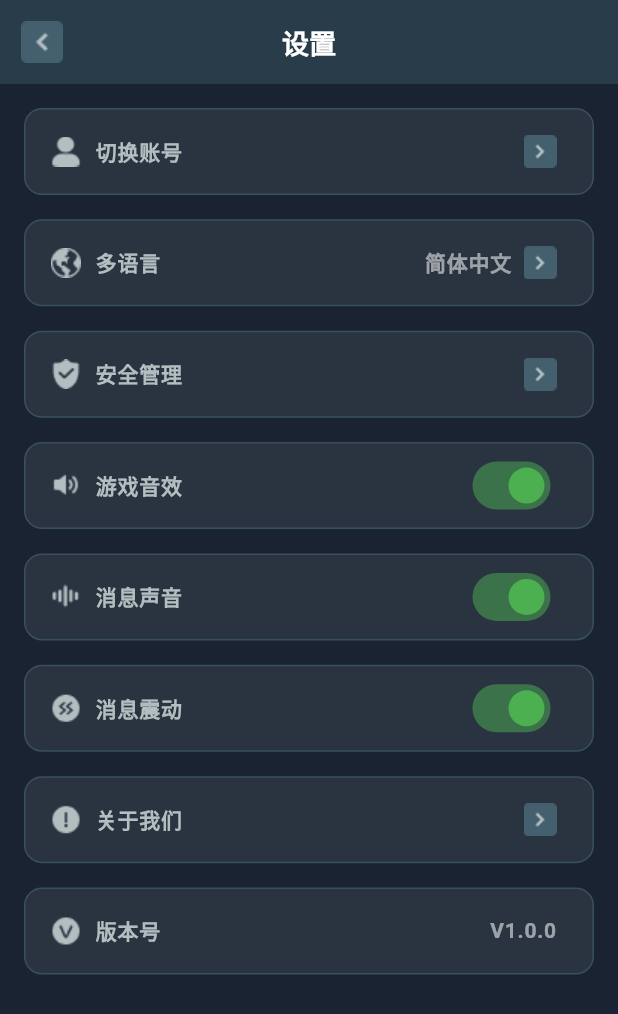
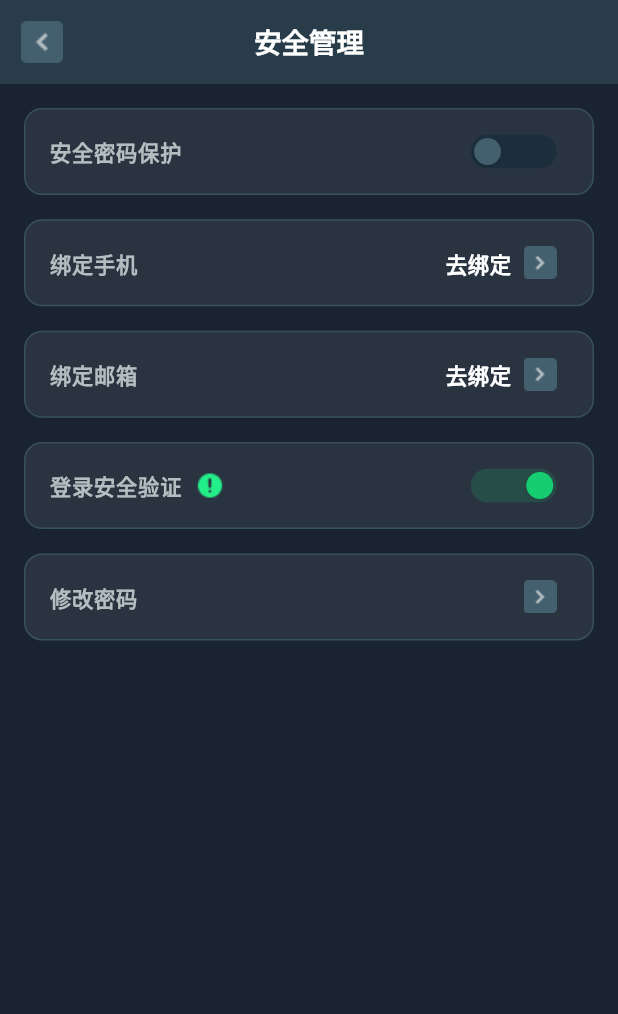
Before and after one commit to wtfkmnl/roomcard-app, a Flutter app: the SettingPage screen opened by its route, after a tap on "安全管理", on a phone screen of 412 x 824 dp. Shown: the top 1014 px of the screen. Run offline on Flutter 3.47's test engine with Material 3 defaults, Android fonts, the phone set to English and light mode, and no system bars; our stand-ins replace cached_network_image, convert, decimal, device_info_plus, event_bus, flutter_cache_manager and 14 more; missing offline and left inert: flutter_inappwebview, gallery_saver_plus; accounts and stored records are empty; Roboto replaces fonts that are missing (regular).

Commit message:
安全设置

```diff
--- /dev/null
+++ b/lib/pages/my/safe_manager/safe_manager_binding.dart
@@ -0,0 +1,10 @@
+import 'package:get/get.dart';
+import 'safe_manager_logic.dart';
+
+class SafeManagerBinding extends Bindings {
+  @override
+  void dependencies() {
+    /// 注册SafeManagerLogic控制器
+    Get.lazyPut(() => SafeManagerLogic());
+  }
+}
--- /dev/null
+++ b/lib/pages/my/safe_manager/safe_manager_logic.dart
@@ -0,0 +1,89 @@
+import 'package:get/get.dart';
+import 'package:roomcard/base/base_controller.dart';
+import 'safe_manager_state.dart';
+
+class SafeManagerLogic extends BaseController<SafeManagerState> {
+  @override
+  SafeManagerState initState() {
+    return SafeManagerState();
+  }
+
+  @override
+  void onInit() {
+    super.onInit();
+    _loadSecuritySettings();
+  }
+
+  /// 加载安全设置
+  void _loadSecuritySettings() {
+    // TODO: 从服务器或本地存储加载安全设置
+    // 这里使用模拟数据
+    state.passwordProtection.value = false;
+    state.phoneBinding.value = '去绑定';
+    state.emailBinding.value = '去绑定';
+    state.loginSecurityVerification.value = true;
+  }
+
+  /// 安全密码保护开关切换
+  void onPasswordProtectionToggle(bool value) {
+    state.passwordProtection.value = value;
+    print('安全密码保护: $value');
+    // TODO: 保存设置到服务器
+  }
+
+  /// 绑定手机点击
+  void onPhoneBindingTap() {
+    print('绑定手机');
+    // TODO: 实现手机绑定功能
+    _showPhoneBindingDialog();
+  }
+
+  /// 绑定邮箱点击
+  void onEmailBindingTap() {
+    print('绑定邮箱');
+    // TODO: 实现邮箱绑定功能
+    _showEmailBindingDialog();
+  }
+
+  /// 登录安全验证开关切换
+  void onLoginSecurityVerificationToggle(bool value) {
+    state.loginSecurityVerification.value = value;
+    print('登录安全验证: $value');
+    // TODO: 保存设置到服务器
+  }
+
+  /// 修改密码点击
+  void onChangePasswordTap() {
+    print('修改密码');
+    // TODO: 实现修改密码功能
+    _showChangePasswordDialog();
+  }
+
+  /// 安全验证说明图标点击
+  void onSecurityTipTap() {
+    state.showSecurityTipDialog.value = true;
+  }
+
+  /// 隐藏安全验证说明弹窗
+  void hideSecurityTipDialog() {
+    state.showSecurityTipDialog.value = false;
+  }
+
+  /// 显示手机绑定对话框
+  void _showPhoneBindingDialog() {
+    // TODO: 实现手机绑定对话框
+    Get.snackbar('提示', '手机绑定功能开发中...');
+  }
+
+  /// 显示邮箱绑定对话框
+  void _showEmailBindingDialog() {
+    // TODO: 实现邮箱绑定对话框
+    Get.snackbar('提示', '邮箱绑定功能开发中...');
+  }
+
+  /// 显示修改密码对话框
+  void _showChangePasswordDialog() {
+    // TODO: 实现修改密码对话框
+    Get.snackbar('提示', '修改密码功能开发中...');
+  }
+}
--- /dev/null
+++ b/lib/pages/my/safe_manager/safe_manager_state.dart
@@ -0,0 +1,23 @@
+import 'package:roomcard/base/base_state.dart';
+import 'package:get/get.dart';
+
+class SafeManagerState extends BaseState with StateAutoManager {
+  /// 安全密码保护开关
+  final passwordProtection = false.obs;
+
+  /// 绑定手机状态
+  final phoneBinding = '去绑定'.obs;
+
+  /// 绑定邮箱状态
+  final emailBinding = '去绑定'.obs;
+
+  /// 登录安全验证开关
+  final loginSecurityVerification = true.obs;
+
+  /// 安全验证说明弹窗显示状态
+  final showSecurityTipDialog = false.obs;
+
+  SafeManagerState() {
+    /// Initialize variables
+  }
+}
--- /dev/null
+++ b/lib/pages/my/safe_manager/safe_manager_view.dart
@@ -0,0 +1,328 @@
+import 'package:flutter/material.dart';
+import 'package:flutter_screenutil/flutter_screenutil.dart';
+import 'package:get/get.dart';
+import '../../../r.dart';
+import '../../../widgets/custom_switch.dart';
+import 'safe_manager_logic.dart';
+
+class SafeManagerPage extends StatelessWidget {
+  SafeManagerPage({super.key});
+
+  final GlobalKey _tipIconKey = GlobalKey();
+
+  @override
+  Widget build(BuildContext context) {
+    final logic = Get.find<SafeManagerLogic>();
+    final state = logic.state;
+
+    return Scaffold(
+      backgroundColor: const Color(0xFF1A2332),
+      appBar: AppBar(
+        title: Text(
+          '安全管理',
+          style: TextStyle(
+            color: Colors.white,
+            fontSize: 18.sp,
+            fontWeight: FontWeight.w600,
+          ),
+        ),
+        backgroundColor: Color(0xFF283D49),
+        elevation: 0,
+        centerTitle: true,
+        leading: IconButton(
+          icon: Image.asset(R.assetsIconArrowBack),
+          onPressed: () => Get.back(),
+        ),
+      ),
+      body: Stack(
+        children: [
+          ListView(
+            padding: const EdgeInsets.all(16),
+            children: [
+              // 安全密码保护
+              Obx(
+                () => _buildSwitchItem(
+                  title: '安全密码保护',
+                  value: state.passwordProtection.value,
+                  onChanged: logic.onPasswordProtectionToggle,
+                ),
+              ),
+
+              16.verticalSpace,
+
+              // 绑定手机
+              Obx(
+                () => _buildMenuItem(
+                  title: '绑定手机',
+                  value: state.phoneBinding.value,
+                  onTap: logic.onPhoneBindingTap,
+                  showArrow: true,
+                ),
+              ),
+
+              16.verticalSpace,
+
+              // 绑定邮箱
+              Obx(
+                () => _buildMenuItem(
+                  title: '绑定邮箱',
+                  value: state.emailBinding.value,
+                  onTap: logic.onEmailBindingTap,
+                  showArrow: true,
+                ),
+              ),
+
+              16.verticalSpace,
+
+              // 登录安全验证
+              Obx(
+                () => _buildSwitchItemWithIndicator(
+                  title: '登录安全验证',
+                  value: state.loginSecurityVerification.value,
+                  onChanged: logic.onLoginSecurityVerificationToggle,
+                  onTipTap: logic.onSecurityTipTap,
+                  tipIconKey: _tipIconKey,
+                ),
+              ),
+
+              16.verticalSpace,
+
+              // 修改密码
+              _buildMenuItem(
+                title: '修改密码',
+                onTap: logic.onChangePasswordTap,
+                showArrow: true,
+              ),
+            ],
+          ),
+
+          // 安全验证说明弹窗
+          Obx(
+            () => state.showSecurityTipDialog.value
+                ? _buildSecurityTipDialog(logic, _tipIconKey)
+                : const SizedBox.shrink(),
+          ),
+        ],
+      ),
+    );
+  }
+
+  /// 构建开关项
+  Widget _buildSwitchItem({
+    required String title,
+    required bool value,
+    required ValueChanged<bool> onChanged,
+  }) {
+    return Container(
+      decoration: BoxDecoration(
+        color: const Color(0xFF2A3441),
+        borderRadius: BorderRadius.circular(12),
+        border: Border.all(color: Color(0xFF37505E), width: 1),
+      ),
+      child: ListTile(
+        horizontalTitleGap: 12.w,
+        title: Text(
+          title,
+          style: TextStyle(
+            color: Color(0xFFB3BEC1),
+            fontSize: 14.sp,
+            fontWeight: FontWeight.bold,
+          ),
+        ),
+        trailing: CustomSwitch(value: value, onChanged: onChanged),
+      ),
+    );
+  }
+
+  /// 带指示器的开关项
+  Widget _buildSwitchItemWithIndicator({
+    required String title,
+    required bool value,
+    required ValueChanged<bool> onChanged,
+    required VoidCallback onTipTap,
+    required GlobalKey tipIconKey,
+  }) {
+    return Container(
+      decoration: BoxDecoration(
+        color: const Color(0xFF2A3441),
+        borderRadius: BorderRadius.circular(12),
+        border: Border.all(color: Color(0xFF37505E), width: 1),
+      ),
+      child: ListTile(
+        horizontalTitleGap: 12.w,
+        title: Row(
+          children: [
+            Text(
+              title,
+              style: TextStyle(
+                color: Color(0xFFB3BEC1),
+                fontSize: 14.sp,
+                fontWeight: FontWeight.bold,
+              ),
+            ),
+            8.horizontalSpace,
+            GestureDetector(
+              key: tipIconKey, // 设置GlobalKey
+              onTap: onTipTap,
+              child: Image.asset(R.assetsIconSafeValidate),
+            ),
+          ],
+        ),
+        trailing: CustomSwitch(value: value, onChanged: onChanged),
+      ),
+    );
+  }
+
+  /// 菜单项
+  Widget _buildMenuItem({
+    required String title,
+    String? value,
+    required VoidCallback onTap,
+    bool showArrow = false,
+  }) {
+    return Container(
+      decoration: BoxDecoration(
+        color: const Color(0xFF2A3441),
+        borderRadius: BorderRadius.circular(12),
+        border: Border.all(color: Color(0xFF37505E), width: 1),
+      ),
+      child: ListTile(
+        horizontalTitleGap: 12.w,
+        title: Text(
+          title,
+          style: TextStyle(
+            color: Color(0xFFB3BEC1),
+            fontSize: 14.sp,
+            fontWeight: FontWeight.bold,
+          ),
+        ),
+        trailing: Row(
+          mainAxisSize: MainAxisSize.min,
+          children: [
+            if (value != null) ...[
+              Text(
+                value,
+                style: TextStyle(
+                  color: Colors.white,
+                  fontSize: 14.sp,
+                  fontWeight: FontWeight.bold,
+                ),
+              ),
+              if (showArrow) const SizedBox(width: 8),
+            ],
+            if (showArrow) Image.asset(R.assetsIconArrowNext, width: 20.w),
+          ],
+        ),
+        onTap: onTap,
+      ),
+    );
+  }
+
+  /// 安全验证说明弹窗
+  Widget _buildSecurityTipDialog(SafeManagerLogic logic, GlobalKey tipIconKey) {
+    return GestureDetector(
+      onTap: logic.hideSecurityTipDialog,
+      child: Container(
+        color: Colors.transparent,
+        width: double.infinity,
+        height: double.infinity,
+        child: LayoutBuilder(
+          builder: (context, constraints) {
+            final RenderBox? renderBox =
+                tipIconKey.currentContext?.findRenderObject() as RenderBox?;
+            if (renderBox == null) {
+              return const SizedBox.shrink();
+            }
+
+            final RenderBox? stackRenderBox =
+                context.findRenderObject() as RenderBox?;
+            if (stackRenderBox == null) {
+              return const SizedBox.shrink();
+            }
+
+            final Offset iconGlobalPosition = renderBox.localToGlobal(
+              Offset.zero,
+            );
+            final Offset iconLocalPosition = stackRenderBox.globalToLocal(
+              iconGlobalPosition,
+            );
+            final Size iconSize = renderBox.size;
+
+            // 计算弹窗位置
+            final double dialogTop =
+                iconLocalPosition.dy + iconSize.height + 2.h;
+            final double triangleLeft =
+                iconLocalPosition.dx + (iconSize.width / 2) - 6.w - 16.w;
+
+            return Stack(
+              children: [
+                Positioned(
+                  left: 16.w,
+                  right: 16.w,
+                  top: dialogTop,
+                  child: GestureDetector(
+                    onTap: () {},
+                    child: Column(
+                      crossAxisAlignment: CrossAxisAlignment.start,
+                      children: [
+                        // 三角形指示器
+                        Padding(
+                          padding: EdgeInsets.only(
+                            left: triangleLeft.clamp(0.0, double.infinity),
+                          ),
+                          child: CustomPaint(
+                            size: Size(12.w, 8.h),
+                            painter: TrianglePainter(),
+                          ),
+                        ),
+                        // 弹窗内容
+                        Container(
+                          padding: EdgeInsets.symmetric(
+                            vertical: 8.h,
+                            horizontal: 12.w,
+                          ),
+                          decoration: BoxDecoration(
+                            color: Colors.white,
+                            borderRadius: BorderRadius.circular(8.r),
+                          ),
+                          child: Text(
+                            '开启都能录安全验证码后，换设备登陆或长期未登录，在登录时绑定手机或邮箱，以用于接收安全验证码。',
+                            style: TextStyle(
+                              color: Color(0xFF2F4553),
+                              fontSize: 14.sp,
+                              fontWeight: FontWeight.bold,
+                            ),
+                          ),
+                        ),
+                      ],
+                    ),
+                  ),
+                ),
+              ],
+            );
+          },
+        ),
+      ),
+    );
+  }
+}
+
+class TrianglePainter extends CustomPainter {
+  @override
+  void paint(Canvas canvas, Size size) {
+    final paint = Paint()
+      ..color = Colors.white
+      ..style = PaintingStyle.fill;
+
+    final path = Path();
+    path.moveTo(size.width / 2, 0); // 顶点
+    path.lineTo(0, size.height); // 左下角
+    path.lineTo(size.width, size.height); // 右下角
+    path.close();
+
+    canvas.drawPath(path, paint);
+  }
+
+  @override
+  bool shouldRepaint(CustomPainter oldDelegate) => false;
+}
--- a/lib/pages/my/setting/setting_logic.dart
+++ b/lib/pages/my/setting/setting_logic.dart
@@ -23,6 +23,7 @@ class SettingLogic extends BaseController<SettingState> {
   /// 安全管理点击
   void onSecurityTap() {
     print('安全管理');
+    AppRouter.mineSafeManager.toPage();
   }
 
   /// 游戏音效开关切换
--- a/lib/pages/my/setting/setting_view.dart
+++ b/lib/pages/my/setting/setting_view.dart
@@ -2,6 +2,7 @@ import 'package:flutter/material.dart';
 import 'package:flutter_screenutil/flutter_screenutil.dart';
 import 'package:get/get.dart';
 import '../../../r.dart';
+import '../../../widgets/custom_switch.dart';
 import 'setting_logic.dart';
 
 class SettingPage extends StatelessWidget {
@@ -229,12 +230,9 @@ class SettingPage extends StatelessWidget {
             fontWeight: FontWeight.bold,
           ),
         ),
-        trailing: Switch(
+        trailing: CustomSwitch(
           value: value,
           onChanged: onChanged,
-          activeColor: const Color(0xFF4CAF50),
-          inactiveThumbColor: Colors.white54,
-          inactiveTrackColor: Colors.white24,
         ),
       ),
     );
--- a/lib/r.dart
+++ b/lib/r.dart
@@ -24,4 +24,5 @@ class R {
   static const String assetsIconTextCopy = 'assets/images/iconTextCopy.png';
   static const String assetsIconAboutUsLogo = 'assets/images/iconAboutUsLogo.png';
   static const String assetsIconGreenSelect = 'assets/images/iconGreenSelect.png';
+  static const String assetsIconSafeValidate = 'assets/images/iconSafeValidate.png';
 }
--- a/lib/routes/app_pages.dart
+++ b/lib/routes/app_pages.dart
@@ -4,6 +4,8 @@ import 'package:roomcard/pages/my/about/about_view.dart';
 import 'package:roomcard/pages/my/business/business_view.dart';
 import 'package:roomcard/pages/my/profile/profile_binding.dart';
 import 'package:roomcard/pages/my/profile/profile_view.dart';
+import 'package:roomcard/pages/my/safe_manager/safe_manager_binding.dart';
+import 'package:roomcard/pages/my/safe_manager/safe_manager_view.dart';
 import 'package:roomcard/pages/my/setting/setting_binding.dart';
 import 'package:roomcard/pages/my/setting/setting_view.dart';
 import 'package:roomcard/pages/unknown/unknown_binding.dart';
@@ -41,9 +43,11 @@ class AppPages {
       page: () => const ProfilePage(),
       binding: ProfileBinding(),
     ),
+    GetPage(name: AppRouter.mineAbout.path, page: () => const AboutPage()),
     GetPage(
-      name: AppRouter.mineAbout.path,
-      page: () => const AboutPage(),
+      name: AppRouter.mineSafeManager.path,
+      page: () => SafeManagerPage(),
+      binding: SafeManagerBinding(),
     ),
   ];
 
--- a/lib/routes/app_router.dart
+++ b/lib/routes/app_router.dart
@@ -15,7 +15,9 @@ enum AppRouter<T> {
   ///个人资料
   mineProfile('/mine_profile'),
   ///关于我们
-  mineAbout('/mine_about');
+  mineAbout('/mine_about'),
+  ///安全管理
+  mineSafeManager('/mine_safe_manager');
  ///路由路劲
   final String path;
 
--- /dev/null
+++ b/lib/widgets/custom_switch.dart
@@ -0,0 +1,84 @@
+import 'package:flutter/material.dart';
+import 'package:flutter_screenutil/flutter_screenutil.dart';
+
+/// 自定义开关组件
+class CustomSwitch extends StatelessWidget {
+  /// 开关状态
+  final bool value;
+
+  final ValueChanged<bool> onChanged;
+
+  final double? width;
+
+  final double? height;
+
+  final Color? activeThumbColor;
+
+  final Color? activeTrackColor;
+
+  final Color? inactiveThumbColor;
+
+  final Color? inactiveTrackColor;
+  final Duration? animationDuration;
+
+  final double? thumbMargin;
+
+  const CustomSwitch({
+    super.key,
+    required this.value,
+    required this.onChanged,
+    this.width,
+    this.height,
+    this.activeThumbColor,
+    this.activeTrackColor,
+    this.inactiveThumbColor,
+    this.inactiveTrackColor,
+    this.animationDuration,
+    this.thumbMargin,
+  });
+
+  @override
+  Widget build(BuildContext context) {
+    final switchWidth = width ?? 52.w;
+    final switchHeight = height ?? 22.h;
+    final margin = thumbMargin ?? 2.w;
+    final thumbSize = switchHeight - (margin * 2);
+
+    return GestureDetector(
+      onTap: () => onChanged(!value),
+      child: Container(
+        width: switchWidth,
+        height: switchHeight,
+        decoration: BoxDecoration(
+          color: value
+              ? (activeTrackColor ?? Color(0x2917CD72))
+              : (inactiveTrackColor ?? Color(0xFF1A2E3C)),
+          borderRadius: BorderRadius.circular(switchHeight / 2),
+        ),
+        child: AnimatedAlign(
+          duration: animationDuration ?? Duration(milliseconds: 200),
+          curve: Curves.easeInOut,
+          alignment: value ? Alignment.centerRight : Alignment.centerLeft,
+          child: Container(
+            width: thumbSize,
+            height: thumbSize,
+            margin: EdgeInsets.all(margin),
+            decoration: BoxDecoration(
+              color: value
+                  ? (activeThumbColor ?? Color(0xFF17CD72))
+                  : (inactiveThumbColor ?? Color(0xFF445F6E)),
+              borderRadius: BorderRadius.circular(thumbSize / 2),
+              boxShadow: [
+                BoxShadow(
+                  color: Colors.black.withOpacity(0.1),
+                  blurRadius: 2,
+                  offset: Offset(0, 1),
+                ),
+              ],
+            ),
+          ),
+        ),
+      ),
+    );
+  }
+}
```
Also changed, not shown: assets/images/iconSafeValidate.png (added).
